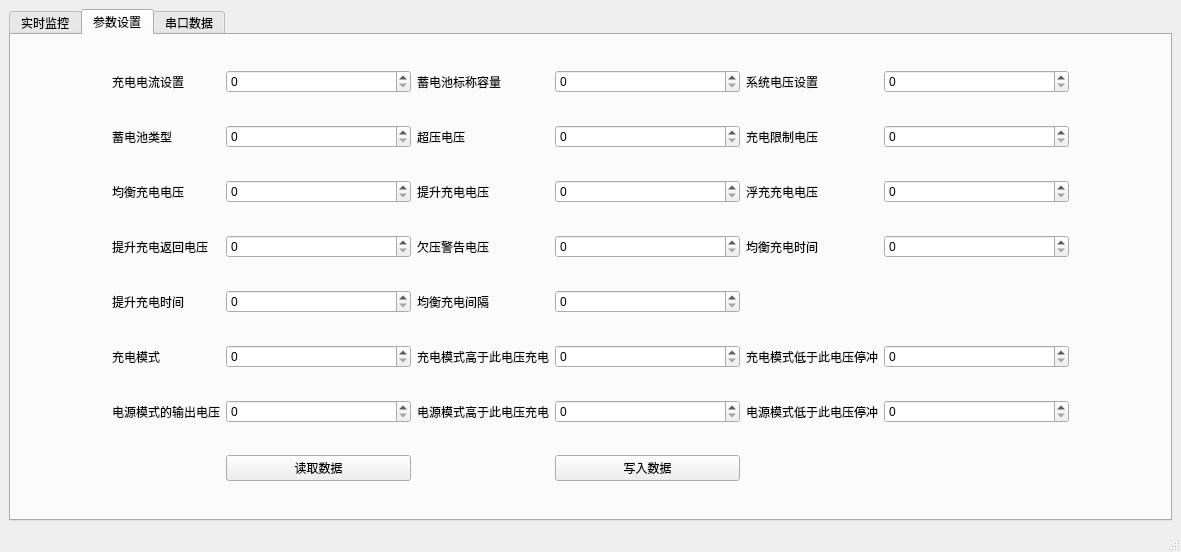
First picture: the form in ui/dc_layout.ui, repository xxxy-bit/SRNE_UP, before the edit.
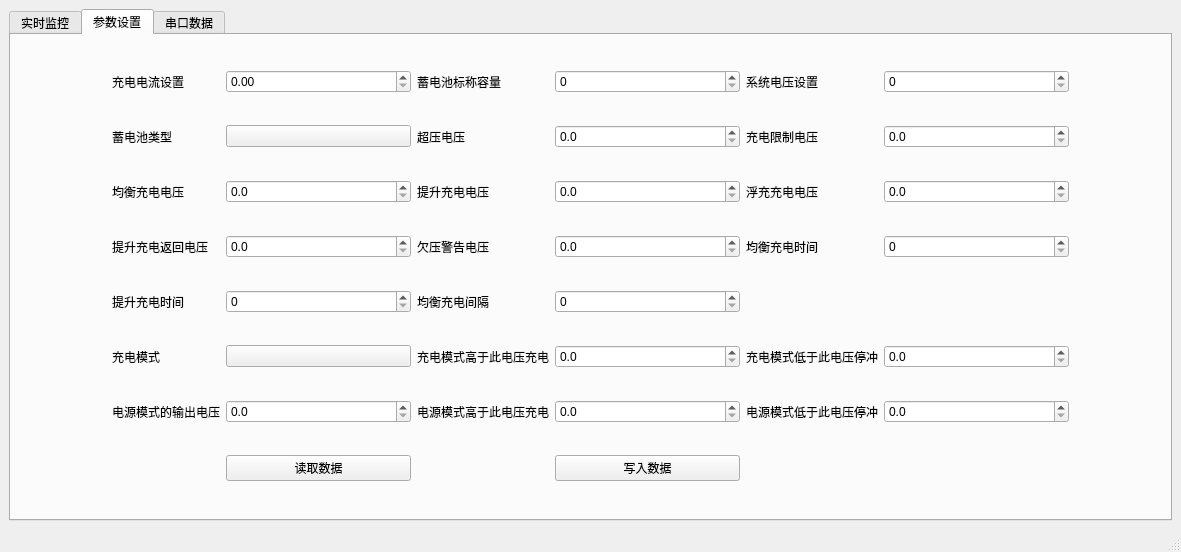
Second picture: the form after the edit. The open tabs and pages were chosen to show the change. Custom widgets are drawn as their Qt base class.

Diff of the .ui file:
```diff
--- a/ui/dc_layout.ui
+++ b/ui/dc_layout.ui
@@ -18,7 +18,7 @@
     <item>
      <widget class="QTabWidget" name="tabWidget">
       <property name="currentIndex">
-       <number>0</number>
+       <number>1</number>
       </property>
       <widget class="QWidget" name="tab">
        <attribute name="title">
@@ -851,12 +851,6 @@
        <layout class="QHBoxLayout" name="horizontalLayout_8">
         <item>
          <layout class="QGridLayout" name="gridLayout_5" columnstretch="1,1,2,1,2,1,2,1">
-          <item row="5" column="6">
-           <widget class="QSpinBox" name="spinBox_17"/>
-          </item>
-          <item row="3" column="6">
-           <widget class="QSpinBox" name="spinBox_12"/>
-          </item>
           <item row="5" column="5">
            <widget class="QLabel" name="label_55">
             <property name="text">
@@ -871,9 +865,6 @@
             </property>
            </widget>
           </item>
-          <item row="4" column="4">
-           <widget class="QSpinBox" name="spinBox_14"/>
-          </item>
           <item row="1" column="3">
            <widget class="QLabel" name="label_43">
             <property name="text">
@@ -888,9 +879,6 @@
             </property>
            </widget>
           </item>
-          <item row="2" column="2">
-           <widget class="QSpinBox" name="spinBox_7"/>
-          </item>
           <item row="2" column="5">
            <widget class="QLabel" name="label_47">
             <property name="text">
@@ -905,9 +893,6 @@
             </property>
            </widget>
           </item>
-          <item row="3" column="2">
-           <widget class="QSpinBox" name="spinBox_10"/>
-          </item>
           <item row="0" column="3">
            <widget class="QLabel" name="label_40">
             <property name="text">
@@ -929,18 +914,6 @@
             </property>
            </widget>
           </item>
-          <item row="6" column="2">
-           <widget class="QSpinBox" name="spinBox_18"/>
-          </item>
-          <item row="5" column="4">
-           <widget class="QSpinBox" name="spinBox_16"/>
-          </item>
-          <item row="2" column="4">
-           <widget class="QSpinBox" name="spinBox_8"/>
-          </item>
-          <item row="0" column="4">
-           <widget class="QSpinBox" name="spinBox_5"/>
-          </item>
           <item row="6" column="3">
            <widget class="QLabel" name="label_57">
             <property name="text">
@@ -948,9 +921,6 @@
             </property>
            </widget>
           </item>
-          <item row="6" column="4">
-           <widget class="QSpinBox" name="spinBox_19"/>
-          </item>
           <item row="4" column="1">
            <widget class="QLabel" name="label_51">
             <property name="text">
@@ -979,12 +949,6 @@
             </property>
            </widget>
           </item>
-          <item row="0" column="2">
-           <widget class="QSpinBox" name="spinBox_2"/>
-          </item>
-          <item row="1" column="2">
-           <widget class="QSpinBox" name="spinBox"/>
-          </item>
           <item row="3" column="5">
            <widget class="QLabel" name="label_50">
             <property name="text">
@@ -992,15 +956,6 @@
             </property>
            </widget>
           </item>
-          <item row="1" column="4">
-           <widget class="QSpinBox" name="spinBox_3"/>
-          </item>
-          <item row="3" column="4">
-           <widget class="QSpinBox" name="spinBox_11"/>
-          </item>
-          <item row="6" column="6">
-           <widget class="QSpinBox" name="spinBox_20"/>
-          </item>
           <item row="6" column="5">
            <widget class="QLabel" name="label_58">
             <property name="text">
@@ -1008,9 +963,6 @@
             </property>
            </widget>
           </item>
-          <item row="0" column="6">
-           <widget class="QSpinBox" name="spinBox_6"/>
-          </item>
           <item row="0" column="5">
            <widget class="QLabel" name="label_41">
             <property name="text">
@@ -1018,9 +970,6 @@
             </property>
            </widget>
           </item>
-          <item row="1" column="6">
-           <widget class="QSpinBox" name="spinBox_4"/>
-          </item>
           <item row="0" column="0">
            <spacer name="horizontalSpacer">
             <property name="orientation">
@@ -1041,9 +990,6 @@
             </property>
            </widget>
           </item>
-          <item row="5" column="2">
-           <widget class="QSpinBox" name="spinBox_15"/>
-          </item>
           <item row="2" column="3">
            <widget class="QLabel" name="label_46">
             <property name="text">
@@ -1058,12 +1004,6 @@
             </property>
            </widget>
           </item>
-          <item row="4" column="2">
-           <widget class="QSpinBox" name="spinBox_13"/>
-          </item>
-          <item row="2" column="6">
-           <widget class="QSpinBox" name="spinBox_9"/>
-          </item>
           <item row="0" column="7">
            <spacer name="horizontalSpacer_2">
             <property name="orientation">
@@ -1078,19 +1018,135 @@
            </spacer>
           </item>
           <item row="7" column="2">
-           <widget class="PushButton" name="PushButton">
+           <widget class="PushButton" name="dc_read_set">
             <property name="text">
              <string>读取数据</string>
             </property>
            </widget>
           </item>
           <item row="7" column="4">
-           <widget class="PushButton" name="PushButton_2">
+           <widget class="PushButton" name="dc_write_set">
             <property name="text">
              <string>写入数据</string>
             </property>
            </widget>
           </item>
+          <item row="0" column="2">
+           <widget class="DoubleSpinBox" name="dc_charge_elec_set">
+            <property name="maximum">
+             <double>25.000000000000000</double>
+            </property>
+           </widget>
+          </item>
+          <item row="0" column="4">
+           <widget class="SpinBox" name="dc_set_battery_cap"/>
+          </item>
+          <item row="0" column="6">
+           <widget class="SpinBox" name="dc_set_sys_current"/>
+          </item>
+          <item row="1" column="2">
+           <widget class="ComboBox" name="dc_set_battery_type">
+            <property name="text">
+             <string/>
+            </property>
+           </widget>
+          </item>
+          <item row="1" column="4">
+           <widget class="DoubleSpinBox" name="dc_set_battery_overpressure">
+            <property name="decimals">
+             <number>1</number>
+            </property>
+           </widget>
+          </item>
+          <item row="1" column="6">
+           <widget class="DoubleSpinBox" name="dc_set_charge_limit">
+            <property name="decimals">
+             <number>1</number>
+            </property>
+           </widget>
+          </item>
+          <item row="2" column="2">
+           <widget class="DoubleSpinBox" name="dc_set_even_current">
+            <property name="decimals">
+             <number>1</number>
+            </property>
+           </widget>
+          </item>
+          <item row="2" column="4">
+           <widget class="DoubleSpinBox" name="dc_set_promote_current">
+            <property name="decimals">
+             <number>1</number>
+            </property>
+           </widget>
+          </item>
+          <item row="2" column="6">
+           <widget class="DoubleSpinBox" name="dc_set_float_current">
+            <property name="decimals">
+             <number>1</number>
+            </property>
+           </widget>
+          </item>
+          <item row="3" column="2">
+           <widget class="DoubleSpinBox" name="dc_set_promote_current_retrun">
+            <property name="decimals">
+             <number>1</number>
+            </property>
+           </widget>
+          </item>
+          <item row="3" column="4">
+           <widget class="DoubleSpinBox" name="dc_BatUnderVolt">
+            <property name="decimals">
+             <number>1</number>
+            </property>
+           </widget>
+          </item>
+          <item row="3" column="6">
+           <widget class="SpinBox" name="dc_BatConstChgTime"/>
+          </item>
+          <item row="4" column="2">
+           <widget class="SpinBox" name="dc_BatImprovChgTime"/>
+          </item>
+          <item row="4" column="4">
+           <widget class="SpinBox" name="dc_BatConstChgGapTime"/>
+          </item>
+          <item row="5" column="2">
+           <widget class="ComboBox" name="dc_ChgMode"/>
+          </item>
+          <item row="5" column="4">
+           <widget class="DoubleSpinBox" name="dc_ChgModeInMaxWorkVolt">
+            <property name="decimals">
+             <number>1</number>
+            </property>
+           </widget>
+          </item>
+          <item row="5" column="6">
+           <widget class="DoubleSpinBox" name="dc_ChgModeInLowWorkVolt">
+            <property name="decimals">
+             <number>1</number>
+            </property>
+           </widget>
+          </item>
+          <item row="6" column="2">
+           <widget class="DoubleSpinBox" name="dc_CvModeOutVolt">
+            <property name="decimals">
+             <number>1</number>
+            </property>
+           </widget>
+          </item>
+          <item row="6" column="4">
+           <widget class="DoubleSpinBox" name="dc_CvModeInMaxWorkVolt">
+            <property name="decimals">
+             <number>1</number>
+            </property>
+           </widget>
+          </item>
+          <item row="6" column="6">
+           <widget class="DoubleSpinBox" name="dc_CVModeInLowWorkVolt">
+            <property name="decimals">
+             <number>1</number>
+            </property>
+           </widget>
+          </item>
          </layout>
         </item>
        </layout>
@@ -1169,6 +1225,16 @@
    <extends>LineEdit</extends>
    <header>qfluentwidgets</header>
   </customwidget>
+  <customwidget>
+   <class>SpinBox</class>
+   <extends>QSpinBox</extends>
+   <header>qfluentwidgets</header>
+  </customwidget>
+  <customwidget>
+   <class>DoubleSpinBox</class>
+   <extends>QDoubleSpinBox</extends>
+   <header>qfluentwidgets</header>
+  </customwidget>
  </customwidgets>
  <resources/>
  <connections/>
```
